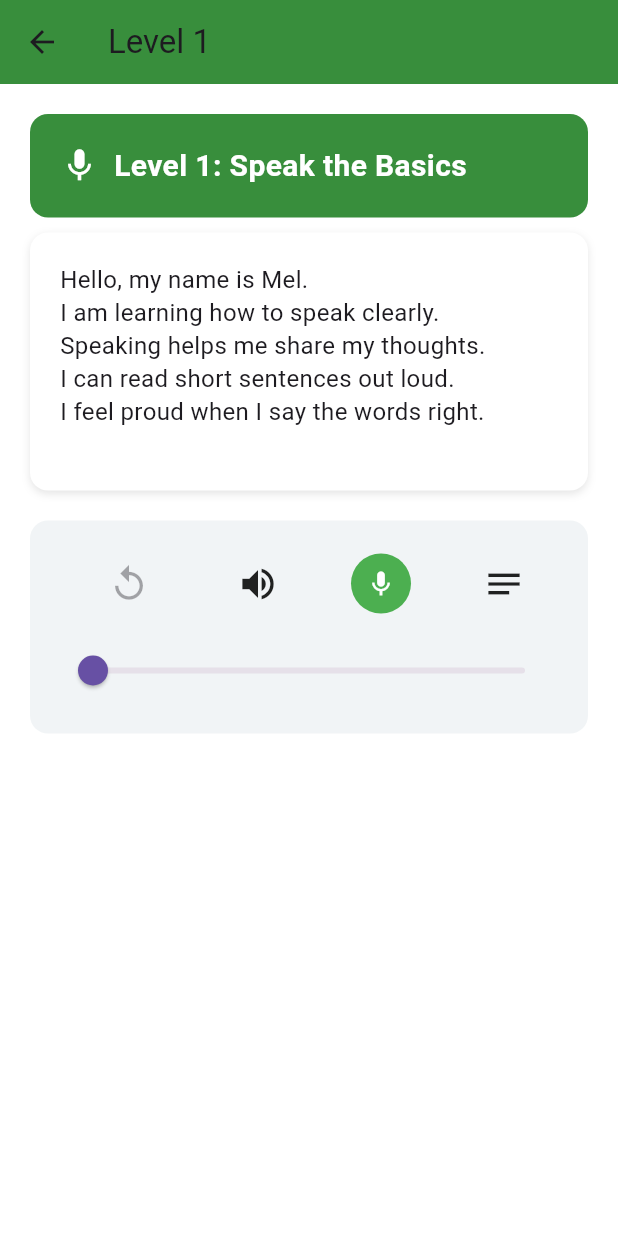
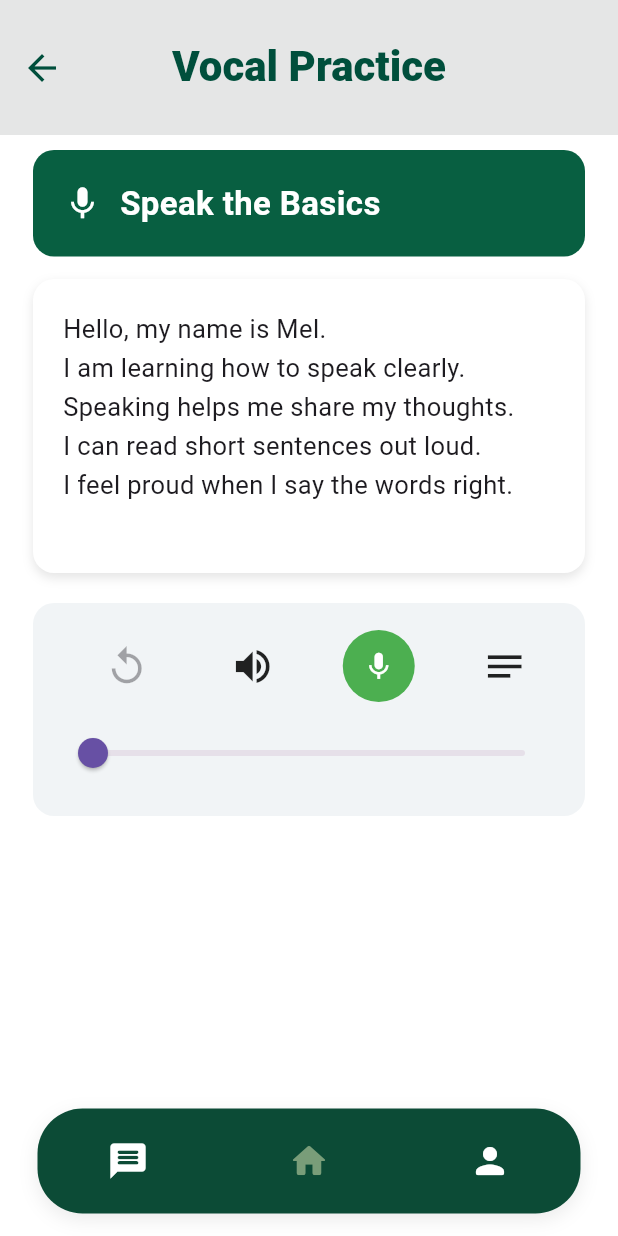
Before and after one commit to maelprz/SE-EduBridge, a Flutter app: the VoiceLessonLevel screen opened directly, on a phone screen of 412 x 824 dp. Run offline on Flutter 3.47's test engine with Material 3 defaults, Android fonts, the phone set to English and light mode, and no system bars; our stand-ins replace audioplayers, cloud_firestore, firebase_auth, firebase_core, flutter_riverpod; missing offline and left inert: record; accounts and stored records are empty.

Commit message:
feat: enhance VoiceLessonLevel UI with new app bar and layout adjustments

```diff
--- a/flutter_edubridge/lib/Voice_Lesson/screens/voice_lesson_level.dart
+++ b/flutter_edubridge/lib/Voice_Lesson/screens/voice_lesson_level.dart
@@ -2,6 +2,9 @@ import 'package:flutter/material.dart';
 import 'package:record/record.dart';
 import 'package:audioplayers/audioplayers.dart';
 import 'package:path_provider/path_provider.dart';
+
+import '../../../reusables/app_bar_pill.dart';
+import '../../reusables/navigation/bottom_nav_wrapper.dart';
 
 class VoiceLessonLevel extends StatefulWidget {
   final int level;
@@ -121,33 +124,39 @@ Good luck with this level!
   Widget build(BuildContext context) {
     final sampleText = sampleTextForLevel(widget.level);
 
-    return Scaffold(
+    return BottomNavWrapper(
+      index: 1, // highlight Voice Lesson in bottom nav
+      child: Scaffold(
         backgroundColor: Colors.white,
-      appBar: AppBar(
-        title: Text("Level ${widget.level}"),
-        backgroundColor: Colors.green.shade700,
+        appBar: AppBarPill(
+          title: "Vocal Practice",
+          onLeadingIconPressed: () => Navigator.pop(context),
+          height: 90,
+          backgroundColor: const Color.fromARGB(255, 229, 230, 230),
         ),
+
         body: SingleChildScrollView(
-        padding: const EdgeInsets.all(20),
+          padding: const EdgeInsets.symmetric(horizontal: 22, vertical: 10),
           child: Column(
+            crossAxisAlignment: CrossAxisAlignment.start,
             children: [
-            /// TOP HEADER
+              /// HEADER PILL
               Container(
                 width: double.infinity,
                 padding: const EdgeInsets.all(20),
                 decoration: BoxDecoration(
-                color: Colors.green.shade700,
-                borderRadius: BorderRadius.circular(12),
+                  color: const Color(0xFF085F41),
+                  borderRadius: BorderRadius.circular(14),
                 ),
                 child: Row(
                   children: [
                     const Icon(Icons.mic, color: Colors.white, size: 26),
-                  const SizedBox(width: 10),
+                    const SizedBox(width: 12),
                     Text(
-                    "Level ${widget.level}: Speak the Basics",
+                      "Speak the Basics",
                       style: const TextStyle(
                         color: Colors.white,
-                      fontSize: 20,
+                        fontSize: 22,
                         fontWeight: FontWeight.w600,
                       ),
                     ),
@@ -155,35 +164,40 @@ Good luck with this level!
                 ),
               ),
 
-            /// LESSON TEXT CARD
+              const SizedBox(height: 15),
+
+              /// TEXT BLOCK
               Container(
                 width: double.infinity,
-              margin: const EdgeInsets.only(top: 10),
                 padding: const EdgeInsets.all(20),
                 decoration: BoxDecoration(
                   color: Colors.white,
-                borderRadius: BorderRadius.circular(12),
+                  borderRadius: BorderRadius.circular(14),
                   boxShadow: [
                     BoxShadow(
                       color: Colors.black.withOpacity(.1),
-                    blurRadius: 4,
-                    offset: const Offset(0, 2),
+                      blurRadius: 5,
+                      offset: const Offset(0, 3),
                     ),
                   ],
                 ),
                 child: Text(
                   sampleText,
-                style: const TextStyle(fontSize: 16, height: 1.4),
+                  style: const TextStyle(fontSize: 17, height: 1.5),
                 ),
               ),
 
-            /// RECORDING CONTROLS
+              const SizedBox(height: 20),
+
+              /// AUDIO CONTROLS CARD
               Container(
-              margin: const EdgeInsets.only(top: 20),
-              padding: const EdgeInsets.all(18),
+                padding: const EdgeInsets.symmetric(
+                  vertical: 18,
+                  horizontal: 16,
+                ),
                 decoration: BoxDecoration(
                   color: const Color(0xFFF1F4F6),
-                borderRadius: BorderRadius.circular(12),
+                  borderRadius: BorderRadius.circular(14),
                 ),
                 child: Column(
                   children: [
@@ -194,10 +208,10 @@ Good luck with this level!
                           onPressed: recordedFilePath != null
                               ? playRecording
                               : null,
-                        icon: const Icon(Icons.replay, size: 28),
+                          icon: const Icon(Icons.replay, size: 30),
                         ),
 
-                      const Icon(Icons.volume_up, size: 28),
+                        const Icon(Icons.volume_up, size: 30),
 
                         GestureDetector(
                           onTap: () async {
@@ -208,19 +222,19 @@ Good luck with this level!
                             }
                           },
                           child: CircleAvatar(
-                          radius: 20,
+                            radius: 24,
                             backgroundColor: isRecording
                                 ? Colors.red
                                 : Colors.green,
                             child: Icon(
                               isRecording ? Icons.stop : Icons.mic,
                               color: Colors.white,
-                            size: 20,
+                              size: 22,
                             ),
                           ),
                         ),
 
-                      const Icon(Icons.notes, size: 28),
+                        const Icon(Icons.notes, size: 30),
                       ],
                     ),
 
@@ -235,7 +249,10 @@ Good luck with this level!
                   ],
                 ),
               ),
+
+              const SizedBox(height: 100),
             ],
+          ),
         ),
       ),
     );
```
Lines whose indentation alone changed are shown as unchanged.
